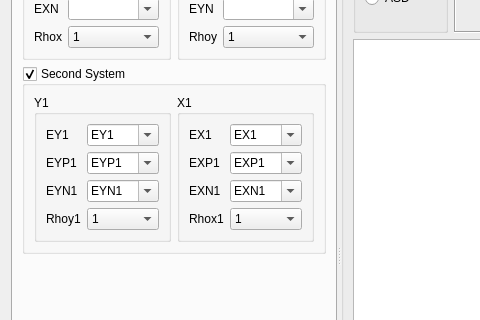
This is widgets/define/create_load_combinations.ui in ebrahimraeyat/civilTools as Qt 5 draws it before an edit; both pictures show x 0 to 480 and y 133 to 453 of the 1006 by 775 pixel window. The edited form follows.
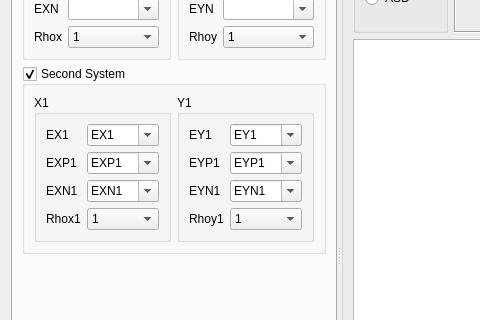
This is the edited form. The open tabs and pages were chosen to show the change. Icons and pictures are not drawn. Custom widgets are drawn as their Qt base class.

Commit message: Enable second earthquake in Gui

```diff
--- a/widgets/define/create_load_combinations.ui
+++ b/widgets/define/create_load_combinations.ui
@@ -431,6 +431,9 @@
         </item>
         <item>
          <widget class="QGroupBox" name="activate_second_system">
+          <property name="enabled">
+           <bool>true</bool>
+          </property>
           <property name="title">
            <string>Second System</string>
           </property>
@@ -441,99 +444,6 @@
            <bool>true</bool>
           </property>
           <layout class="QHBoxLayout" name="horizontalLayout_2">
-           <item>
-            <widget class="QGroupBox" name="groupBox_14">
-             <property name="title">
-              <string>Y1</string>
-             </property>
-             <layout class="QFormLayout" name="formLayout_8">
-              <item row="0" column="0">
-               <widget class="QLabel" name="label_26">
-                <property name="enabled">
-                 <bool>true</bool>
-                </property>
-                <property name="text">
-                 <string>EY1</string>
-                </property>
-               </widget>
-              </item>
-              <item row="0" column="1">
-               <widget class="QComboBox" name="ey1_combobox">
-                <property name="enabled">
-                 <bool>true</bool>
-                </property>
-                <property name="editable">
-                 <bool>true</bool>
-                </property>
-                <item>
-                 <property name="text">
-                  <string>EY1</string>
-                 </property>
-                </item>
-               </widget>
-              </item>
-              <item row="1" column="0">
-               <widget class="QLabel" name="label_27">
-                <property name="text">
-                 <string>EYP1</string>
-                </property>
-               </widget>
-              </item>
-              <item row="1" column="1">
-               <widget class="QComboBox" name="eyp1_combobox">
-                <property name="editable">
-                 <bool>true</bool>
-                </property>
-                <item>
-                 <property name="text">
-                  <string>EYP1</string>
-                 </property>
-                </item>
-               </widget>
-              </item>
-              <item row="2" column="0">
-               <widget class="QLabel" name="label_28">
-                <property name="text">
-                 <string>EYN1</string>
-                </property>
-               </widget>
-              </item>
-              <item row="2" column="1">
-               <widget class="QComboBox" name="eyn1_combobox">
-                <property name="editable">
-                 <bool>true</bool>
-                </property>
-                <item>
-                 <property name="text">
-                  <string>EYN1</string>
-                 </property>
-                </item>
-               </widget>
-              </item>
-              <item row="3" column="0">
-               <widget class="QLabel" name="label_30">
-                <property name="text">
-                 <string>Rhoy1</string>
-                </property>
-               </widget>
-              </item>
-              <item row="3" column="1">
-               <widget class="QComboBox" name="rhoy1_combobox">
-                <item>
-                 <property name="text">
-                  <string>1</string>
-                 </property>
-                </item>
-                <item>
-                 <property name="text">
-                  <string>1.2</string>
-                 </property>
-                </item>
-               </widget>
-              </item>
-             </layout>
-            </widget>
-           </item>
            <item>
             <widget class="QGroupBox" name="groupBox_13">
              <property name="title">
@@ -627,6 +537,99 @@
              </layout>
             </widget>
            </item>
+           <item>
+            <widget class="QGroupBox" name="groupBox_14">
+             <property name="title">
+              <string>Y1</string>
+             </property>
+             <layout class="QFormLayout" name="formLayout_8">
+              <item row="0" column="0">
+               <widget class="QLabel" name="label_26">
+                <property name="enabled">
+                 <bool>true</bool>
+                </property>
+                <property name="text">
+                 <string>EY1</string>
+                </property>
+               </widget>
+              </item>
+              <item row="0" column="1">
+               <widget class="QComboBox" name="ey1_combobox">
+                <property name="enabled">
+                 <bool>true</bool>
+                </property>
+                <property name="editable">
+                 <bool>true</bool>
+                </property>
+                <item>
+                 <property name="text">
+                  <string>EY1</string>
+                 </property>
+                </item>
+               </widget>
+              </item>
+              <item row="1" column="0">
+               <widget class="QLabel" name="label_27">
+                <property name="text">
+                 <string>EYP1</string>
+                </property>
+               </widget>
+              </item>
+              <item row="1" column="1">
+               <widget class="QComboBox" name="eyp1_combobox">
+                <property name="editable">
+                 <bool>true</bool>
+                </property>
+                <item>
+                 <property name="text">
+                  <string>EYP1</string>
+                 </property>
+                </item>
+               </widget>
+              </item>
+              <item row="2" column="0">
+               <widget class="QLabel" name="label_28">
+                <property name="text">
+                 <string>EYN1</string>
+                </property>
+               </widget>
+              </item>
+              <item row="2" column="1">
+               <widget class="QComboBox" name="eyn1_combobox">
+                <property name="editable">
+                 <bool>true</bool>
+                </property>
+                <item>
+                 <property name="text">
+                  <string>EYN1</string>
+                 </property>
+                </item>
+               </widget>
+              </item>
+              <item row="3" column="0">
+               <widget class="QLabel" name="label_30">
+                <property name="text">
+                 <string>Rhoy1</string>
+                </property>
+               </widget>
+              </item>
+              <item row="3" column="1">
+               <widget class="QComboBox" name="rhoy1_combobox">
+                <item>
+                 <property name="text">
+                  <string>1</string>
+                 </property>
+                </item>
+                <item>
+                 <property name="text">
+                  <string>1.2</string>
+                 </property>
+                </item>
+               </widget>
+              </item>
+             </layout>
+            </widget>
+           </item>
           </layout>
          </widget>
         </item>
```
The commit also changes 1 other file.
